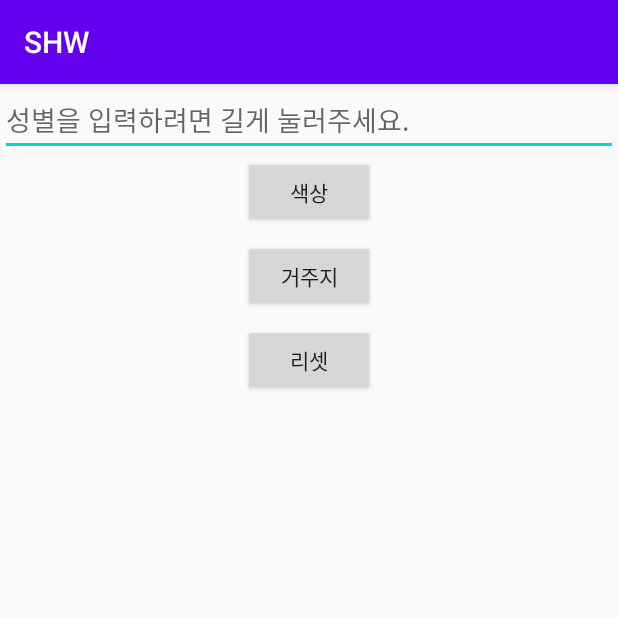
After one commit to Minoyam/School_Homework, an Android app: the ContextMenuActivity screen opened directly, with no data from a screen before it, on a phone screen of 412 x 824 dp, the top half of it. The commit adds this screen. Run offline under Robolectric (Android 15) with nearby library versions, the phone set to English and light mode, and no system bars.

Commit message:
5~6강 context메뉴 만들기

```diff
--- a/app/src/main/AndroidManifest.xml
+++ b/app/src/main/AndroidManifest.xml
@@ -9,6 +9,7 @@
         android:roundIcon="@mipmap/ic_launcher_round"
         android:supportsRtl="true"
         android:theme="@style/AppTheme">
+        <activity android:name=".contextmenu.ContextMenuActivity"></activity>
         <activity android:name=".MainActivity">
             <intent-filter>
                 <action android:name="android.intent.action.MAIN" />
@@ -16,9 +17,7 @@
                 <category android:name="android.intent.category.LAUNCHER" />
             </intent-filter>
         </activity>
-        <activity android:name=".menubar.MenuActivity">
-
-        </activity>
+        <activity android:name=".menubar.MenuActivity"></activity>
     </application>
 
 </manifest>
--- /dev/null
+++ b/app/src/main/java/com/cnm/shw/contextmenu/ContextMenuActivity.kt
@@ -0,0 +1,65 @@
+package com.cnm.shw.contextmenu
+
+import android.graphics.Color
+import androidx.appcompat.app.AppCompatActivity
+import android.os.Bundle
+import android.view.ContextMenu
+import android.view.MenuItem
+import android.view.View
+import com.cnm.shw.R
+import kotlinx.android.synthetic.main.activity_context_menu.*
+
+class ContextMenuActivity : AppCompatActivity() {
+
+    override fun onCreate(savedInstanceState: Bundle?) {
+        super.onCreate(savedInstanceState)
+        setContentView(R.layout.activity_context_menu)
+        registerForContextMenu(bt_color)
+        registerForContextMenu(et_gender)
+        registerForContextMenu(bt_ad)
+        bt_clear.setOnClickListener {
+            et_gender.setText("")
+            et_ad.apply {
+                setText("")
+                visibility = View.GONE
+            }
+            bt_color.setBackgroundColor(Color.rgb(204, 206, 206))
+        }
+    }
+
+    override fun onCreateContextMenu(
+        menu: ContextMenu?,
+        v: View?,
+        menuInfo: ContextMenu.ContextMenuInfo?
+    ) {
+        super.onCreateContextMenu(menu, v, menuInfo)
+        when (v) {
+            et_gender -> menuInflater.inflate(R.menu.context_et_menu, menu)
+            bt_color -> menuInflater.inflate(R.menu.context_menu, menu)
+            bt_ad -> menuInflater.inflate(R.menu.context_bt_menu, menu)
+        }
+    }
+
+    override fun onContextItemSelected(item: MenuItem): Boolean {
+        when (item.itemId) {
+            R.id.red -> { color(Color.RED) }
+            R.id.yellow -> { color(Color.YELLOW)}
+            R.id.green -> { color(Color.GREEN) }
+            R.id.m -> { gender("당신은 남성이군요") }
+            R.id.w -> { gender("당신은 여성이군요") }
+            R.id.se -> { ad("서울에 거주하시는군요") }
+            R.id.seong -> { ad("성남에 거주하시는군요") }
+            R.id.etc -> { ad("다른곳에 거주하시는군요") }
+        }
+        return super.onContextItemSelected(item)
+    }
+
+    private fun gender(text: String) = et_gender.setText(text)
+
+    private fun color(color: Int) = bt_color.setBackgroundColor(color)
+
+    private fun ad(text: String) {
+        et_ad.visibility = View.VISIBLE
+        et_ad.setText(text)
+    }
+}
--- a/app/src/main/java/com/cnm/shw/menubar/MenuActivity.kt
+++ b/app/src/main/java/com/cnm/shw/menubar/MenuActivity.kt
@@ -15,7 +15,7 @@ class MenuActivity :AppCompatActivity() {
     }
 
     override fun onCreateOptionsMenu(menu: Menu?): Boolean {
-        menuInflater.inflate(R.menu.menu_calculator, menu)
+        menuInflater.inflate(R.menu.bar_menu, menu)
         return true
     }
 
--- /dev/null
+++ b/app/src/main/res/layout/activity_context_menu.xml
@@ -0,0 +1,43 @@
+<?xml version="1.0" encoding="utf-8"?>
+<LinearLayout xmlns:android="http://schemas.android.com/apk/res/android"
+    xmlns:tools="http://schemas.android.com/tools"
+    android:layout_width="match_parent"
+    android:layout_height="match_parent"
+    android:orientation="vertical"
+    tools:context=".contextmenu.ContextMenuActivity">
+
+    <EditText
+        android:id="@+id/et_gender"
+        android:layout_width="match_parent"
+        android:layout_height="wrap_content"
+        android:hint="@string/context_et_text" />
+
+    <EditText
+        android:id="@+id/et_ad"
+        android:layout_width="match_parent"
+        android:layout_height="wrap_content"
+        android:visibility="gone" />
+
+    <Button
+        android:id="@+id/bt_color"
+        android:layout_width="wrap_content"
+        android:layout_height="wrap_content"
+        android:layout_gravity="center_horizontal"
+        android:text="@string/context_bt_color" />
+
+    <Button
+        android:id="@+id/bt_ad"
+        android:layout_width="wrap_content"
+        android:layout_height="wrap_content"
+        android:layout_gravity="center_horizontal"
+        android:layout_marginTop="8dp"
+        android:text="거주지" />
+
+    <Button
+        android:id="@+id/bt_clear"
+        android:layout_width="wrap_content"
+        android:layout_height="wrap_content"
+        android:layout_gravity="center_horizontal"
+        android:layout_marginTop="8dp"
+        android:text="리셋" />
+</LinearLayout>
--- /dev/null
+++ b/app/src/main/res/menu/context_bt_menu.xml
@@ -0,0 +1,12 @@
+<?xml version="1.0" encoding="utf-8"?>
+<menu xmlns:android="http://schemas.android.com/apk/res/android">
+    <item
+        android:id="@+id/se"
+        android:title="서울" />
+    <item
+        android:id="@+id/seong"
+        android:title="성남" />
+    <item
+        android:id="@+id/etc"
+        android:title="기타" />
+</menu>
--- /dev/null
+++ b/app/src/main/res/menu/context_et_menu.xml
@@ -0,0 +1,9 @@
+<?xml version="1.0" encoding="utf-8"?>
+<menu xmlns:android="http://schemas.android.com/apk/res/android">
+    <item
+        android:id="@+id/m"
+        android:title="남자" />
+    <item
+        android:id="@+id/w"
+        android:title="여자" />
+</menu>
--- /dev/null
+++ b/app/src/main/res/menu/context_menu.xml
@@ -0,0 +1,12 @@
+<?xml version="1.0" encoding="utf-8"?>
+<menu xmlns:android="http://schemas.android.com/apk/res/android">
+    <item
+        android:id="@+id/red"
+        android:title="Red" />
+    <item
+        android:id="@+id/yellow"
+        android:title="Yellow" />
+    <item
+        android:id="@+id/green"
+        android:title="Green" />
+</menu>
--- a/app/src/main/res/values/strings.xml
+++ b/app/src/main/res/values/strings.xml
@@ -1,3 +1,5 @@
 <resources>
     <string name="app_name">SHW</string>
+    <string name="context_et_text">성별을 입력하려면 길게 눌러주세요.</string>
+    <string name="context_bt_color">색상</string>
 </resources>
```
Also changed, not shown: app/src/main/res/menu/bar_menu.xml (renamed from app/src/main/res/menu/menu_calculator.xml).
